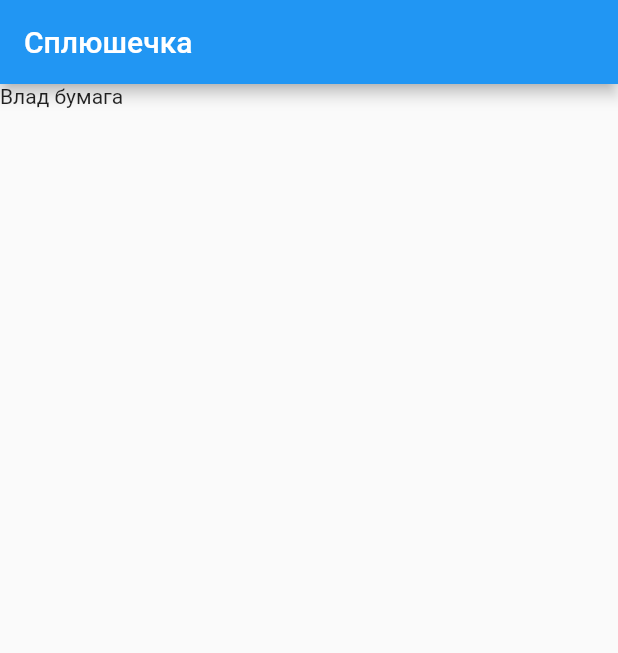
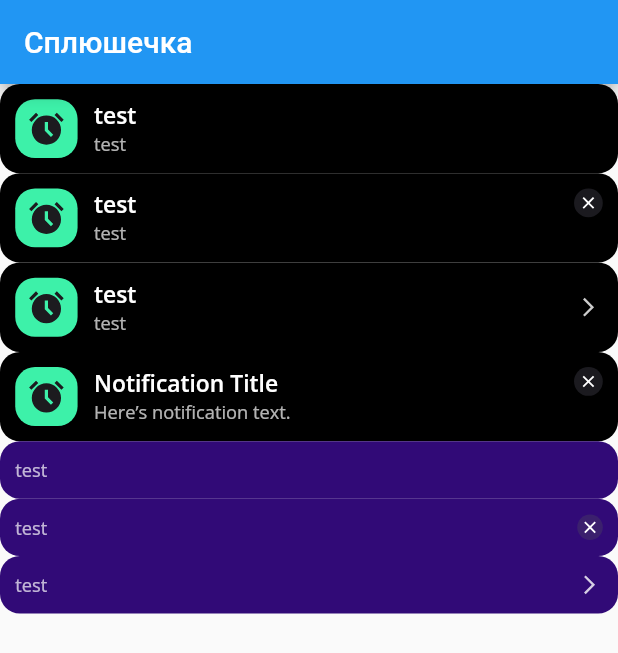
Before and after one commit to Den0110/splyshechka, a Flutter app: the screen it shows after launch, on a phone screen of 412 x 824 dp. Shown: the top 653 px of the screen. Run offline on Flutter 3.47's test engine with Material 2 defaults, Android fonts, the phone set to English and light mode, and no system bars; our stand-ins replace flutter_screenutil, flutter_svg; project files that could hold a hidden picture were left out.

Commit message:
Feat: создана верстка уведомления приложения

```diff
--- a/lib/main.dart
+++ b/lib/main.dart
@@ -1,5 +1,9 @@
 import 'package:flutter/material.dart';
 import 'package:flutter_screenutil/flutter_screenutil.dart';
+import 'package:my_pillow/models/notifications/notification_type.dart';
+import 'package:my_pillow/utils/app_colors.dart';
+import 'package:my_pillow/widgets/notifications/notification_without_image.dart';
+import 'package:my_pillow/widgets/notifications/notifications_with_image.dart';
 
 void main() {
   runApp(const MyApp());
@@ -49,7 +53,48 @@
       body: SingleChildScrollView(
         child: Column(
           children: [
-            Text('Влад бумага'),
+            NotificationWithIcon(
+                subTitle: 'test',
+                title: 'test',
+                onPressed: () {},
+                onClosed: () {},
+                type: NotificationType.empty),
+            NotificationWithIcon(
+                subTitle: 'test',
+                title: 'test',
+                onPressed: () {},
+                onClosed: () {},
+                type: NotificationType.closeable),
+            NotificationWithIcon(
+                subTitle: 'test',
+                title: 'test',
+                onPressed: () {},
+                onClosed: () {},
+                type: NotificationType.openable),
+            NotificationWithIcon(
+                title: 'Notification Title',
+                subTitle: 'Here’s notification text.',
+                type: NotificationType.closeable,
+                onPressed: () {},
+                onClosed: () {}),
+            NotificationWithOutImage(
+                color: AppColors.darkPurple,
+                title: 'test',
+                onPressed: () {},
+                onClosed: () {},
+                type: NotificationType.empty),
+            NotificationWithOutImage(
+                color: AppColors.darkPurple,
+                title: 'test',
+                onPressed: () {},
+                onClosed: () {},
+                type: NotificationType.closeable),
+            NotificationWithOutImage(
+                color: AppColors.darkPurple,
+                title: 'test',
+                onPressed: () {},
+                onClosed: () {},
+                type: NotificationType.openable),
           ],
         ),
       ),
--- /dev/null
+++ b/lib/models/notifications/notification_type.dart
@@ -0,0 +1 @@
+enum NotificationType { empty, closeable, openable }
--- /dev/null
+++ b/lib/widgets/buttons/circle_icon_button.dart
@@ -0,0 +1,35 @@
+import 'package:flutter/material.dart';
+import 'package:flutter_screenutil/flutter_screenutil.dart';
+import 'package:my_pillow/utils/app_colors.dart';
+
+class CircleIconButton extends StatelessWidget {
+  final VoidCallback onPressed;
+  final Widget icon;
+  final Color? borderColor;
+  final double? radius;
+
+  const CircleIconButton({
+    Key? key,
+    required this.icon,
+    required this.onPressed,
+    this.radius,
+    this.borderColor = AppColors.lightBlack,
+  }) : super(key: key);
+
+  @override
+  Widget build(BuildContext context) {
+    return Container(
+      decoration: BoxDecoration(
+        borderRadius: BorderRadius.circular(14.r),
+        color: borderColor,
+      ),
+      child: GestureDetector(
+        onTap: onPressed,
+        child: Padding(
+          padding: EdgeInsets.all(radius ?? 5.r),
+          child: icon,
+        ),
+      ),
+    );
+  }
+}
--- /dev/null
+++ b/lib/widgets/notifications/notification_without_image.dart
@@ -0,0 +1,117 @@
+
+import 'package:flutter/cupertino.dart';
+import 'package:flutter_screenutil/flutter_screenutil.dart';
+import 'package:flutter_svg/svg.dart';
+import 'package:my_pillow/models/notifications/notification_type.dart';
+import 'package:my_pillow/utils/app_colors.dart';
+import 'package:my_pillow/utils/app_icons.dart';
+import 'package:my_pillow/utils/app_text_styles.dart';
+import 'package:my_pillow/widgets/buttons/circle_icon_button.dart';
+
+class NotificationWithOutImage extends StatelessWidget {
+  final String title;
+  final String? subTitle;
+  final NotificationType type;
+  final Color color;
+  final Color? titleColor;
+  final Color? subtitleColor;
+  final VoidCallback? onPressed;
+  final VoidCallback? onClosed;
+
+  const NotificationWithOutImage({
+    Key? key,
+    required this.color,
+    required this.title,
+    this.titleColor,
+    this.subtitleColor,
+    this.subTitle,
+    this.onClosed,
+    required this.type,
+    this.onPressed,
+  }) : super(key: key);
+
+  @override
+  Widget build(BuildContext context) {
+    return Container(
+      width: double.infinity,
+      decoration: BoxDecoration(
+        color: color,
+        borderRadius: BorderRadius.circular(13.r),
+      ),
+      padding: EdgeInsets.all(10.r),
+      child: IntrinsicHeight(
+        child: Row(
+          crossAxisAlignment: CrossAxisAlignment.start,
+          children: [
+            Expanded(
+              child: Column(
+                crossAxisAlignment: CrossAxisAlignment.start,
+                children: [
+                  Text(
+                    title,
+                    maxLines: 1,
+                    overflow: TextOverflow.ellipsis,
+                    style: subTitle != null
+                        ? AppTextStyles.notificationsTitle.copyWith(
+                            color: titleColor,
+                            fontSize: 15.sp,
+                            height: 20.h / 15.sp,
+                          )
+                        : AppTextStyles.notificationsSubTitle.copyWith(
+                            color: titleColor,
+                            fontSize: 12.sp,
+                            height: 18.h / 12.sp,
+                          ),
+                  ),
+                  subTitle != null
+                      ? Text(
+                          subTitle!,
+                          maxLines: 2,
+                          overflow: TextOverflow.ellipsis,
+                          style: AppTextStyles.notificationsSubTitle.copyWith(
+                            color: subtitleColor,
+                            fontSize: 12.sp,
+                            height: 18.h / 12.sp,
+                          ),
+                        )
+                      : const SizedBox(),
+                ],
+              ),
+            ),
+            type == NotificationType.closeable
+                ? Align(
+                    alignment: subTitle != null
+                        ? Alignment.topRight
+                        : Alignment.center,
+                    child: CircleIconButton(
+                      radius: 4,
+                      icon: SvgPicture.asset(
+                        AppIcons.closed,
+                        color: AppColors.white,
+                      ),
+                      onPressed: onClosed!,
+                    ),
+                  )
+                : type == NotificationType.openable
+                    ? Align(
+                        alignment: Alignment.center,
+                        child: Padding(
+                          padding: EdgeInsets.only(right: 4.w),
+                          child: CircleIconButton(
+                            borderColor: null,
+                            radius: 0,
+                            icon: SvgPicture.asset(
+                              AppIcons.arrowRight,
+                              color: subtitleColor,
+                            ),
+                            onPressed: onPressed!,
+                          ),
+                        ),
+                      )
+                    : const SizedBox()
+          ],
+        ),
+      ),
+    );
+  }
+}
--- /dev/null
+++ b/lib/widgets/notifications/notifications_with_image.dart
@@ -0,0 +1,114 @@
+
+import 'package:flutter/material.dart';
+import 'package:flutter_screenutil/flutter_screenutil.dart';
+import 'package:flutter_svg/svg.dart';
+import 'package:my_pillow/models/notifications/notification_type.dart';
+import 'package:my_pillow/utils/app_colors.dart';
+import 'package:my_pillow/utils/app_icons.dart';
+import 'package:my_pillow/utils/app_text_styles.dart';
+import 'package:my_pillow/widgets/buttons/circle_icon_button.dart';
+
+class NotificationWithIcon extends StatelessWidget {
+  final String title;
+  final String subTitle;
+  final NotificationType type;
+  final VoidCallback? onPressed;
+  final VoidCallback? onClosed;
+
+  const NotificationWithIcon({
+    Key? key,
+    required this.subTitle,
+    required this.title,
+    required this.type,
+    this.onClosed,
+    this.onPressed,
+  }) : super(key: key);
+
+  @override
+  Widget build(BuildContext context) {
+    return Container(
+      width: double.infinity,
+      decoration: BoxDecoration(
+        color: AppColors.black,
+        borderRadius: BorderRadius.circular(13.r),
+      ),
+      padding: EdgeInsets.all(10.r),
+      child: IntrinsicHeight(
+        child: Row(
+          children: [
+            Padding(
+              padding: EdgeInsets.only(
+                right: 10.w,
+              ),
+              child: Stack(
+                children: [
+                  Container(
+                    decoration: BoxDecoration(
+                      color: AppColors.green,
+                      borderRadius: BorderRadius.circular(13.r),
+                    ),
+                    child: Padding(
+                      padding: EdgeInsets.symmetric(
+                        horizontal: 8.w,
+                        vertical: 8.h,
+                      ),
+                      child: SvgPicture.asset(
+                        AppIcons.alarm,
+                      ),
+                    ),
+                  ),
+                ],
+              ),
+            ),
+            Expanded(
+              child: Column(
+                mainAxisAlignment: MainAxisAlignment.center,
+                crossAxisAlignment: CrossAxisAlignment.start,
+                children: [
+                  Text(
+                    title,
+                    maxLines: 1,
+                    overflow: TextOverflow.ellipsis,
+                    style: AppTextStyles.notificationsTitle
+                        .copyWith(fontSize: 15.sp, height: 20.h / 15.sp),
+                  ),
+                  Text(
+                    subTitle,
+                    maxLines: 2,
+                    overflow: TextOverflow.ellipsis,
+                    style: AppTextStyles.notificationsSubTitle
+                        .copyWith(fontSize: 12.sp, height: 18.h / 12.sp),
+                  ),
+                ],
+              ),
+            ),
+            type == NotificationType.closeable
+                ? Align(
+                    alignment: Alignment.topRight,
+                    child: CircleIconButton(
+                      icon: SvgPicture.asset(
+                        AppIcons.closed,
+                        color: AppColors.white,
+                      ),
+                      onPressed: onClosed!,
+                    ),
+                  )
+                : type == NotificationType.openable
+                    ? Align(
+                        alignment: Alignment.center,
+                        child: CircleIconButton(
+                          borderColor: null,
+                          icon: SvgPicture.asset(
+                            AppIcons.arrowRight,
+                            color: AppColors.white,
+                          ),
+                          onPressed: onPressed!,
+                        ),
+                      )
+                    : const SizedBox()
+          ],
+        ),
+      ),
+    );
+  }
+}
```
